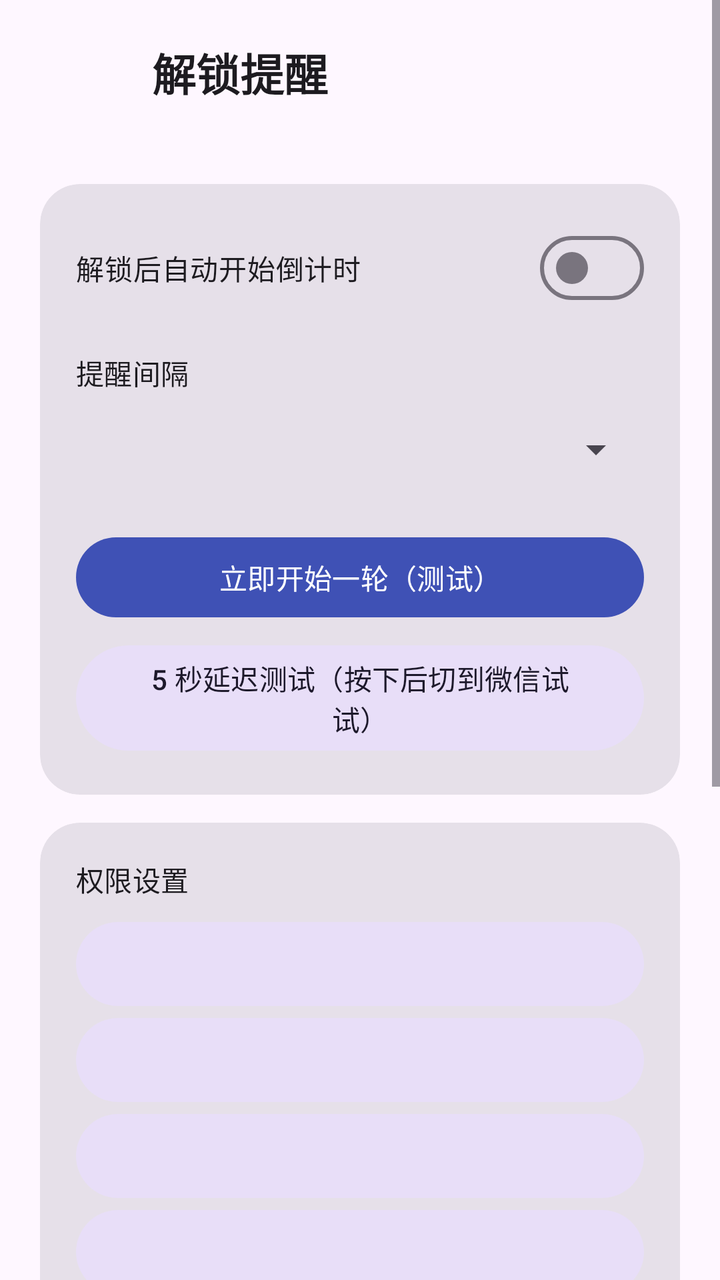
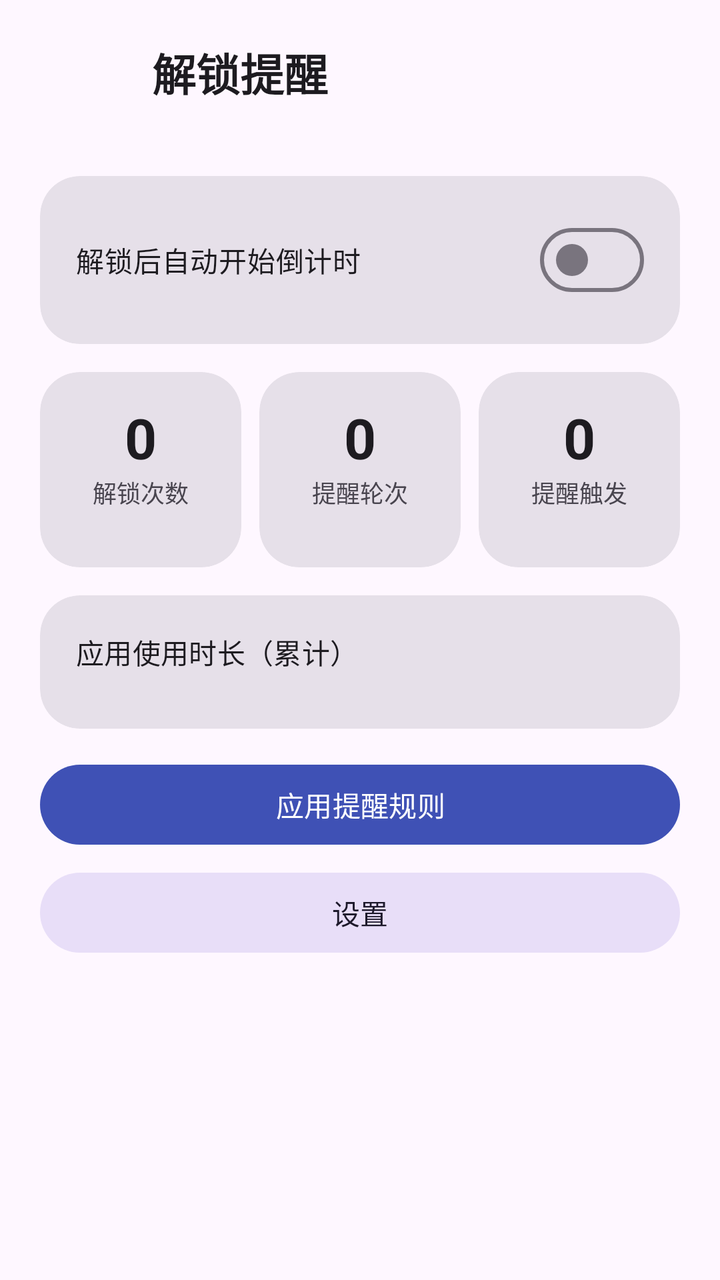

An Android layout rendered at two revisions. The XML below is the earlier revision; the diff shows what the commit changed to produce the second picture.
<!-- AndroidManifest.xml: application theme Theme.App -->
<!-- res/layout/activity_main.xml -->
<?xml version="1.0" encoding="utf-8"?>
<ScrollView xmlns:android="http://schemas.android.com/apk/res/android"
    xmlns:app="http://schemas.android.com/apk/res-auto"
    android:layout_width="match_parent"
    android:layout_height="match_parent"
    android:fillViewport="true">

    <LinearLayout
        android:layout_width="match_parent"
        android:layout_height="wrap_content"
        android:orientation="vertical"
        android:padding="20dp">

        <LinearLayout
            android:layout_width="match_parent"
            android:layout_height="wrap_content"
            android:gravity="center_vertical"
            android:orientation="horizontal">

            <ImageView
                android:layout_width="44dp"
                android:layout_height="44dp"
                android:contentDescription="@string/app_name"
                android:src="@mipmap/ic_launcher" />

            <LinearLayout
                android:layout_width="0dp"
                android:layout_height="wrap_content"
                android:layout_marginStart="12dp"
                android:layout_weight="1"
                android:orientation="vertical">

                <TextView
                    android:layout_width="wrap_content"
                    android:layout_height="wrap_content"
                    android:text="@string/app_name"
                    android:textAppearance="?attr/textAppearanceTitleLarge"
                    android:textStyle="bold" />

                <TextView
                    android:id="@+id/statusText"
                    android:layout_width="wrap_content"
                    android:layout_height="wrap_content"
                    android:layout_marginTop="2dp"
                    android:textColor="?attr/colorPrimary"
                    android:textSize="13sp" />
            </LinearLayout>
        </LinearLayout>

        <TextView
            android:id="@+id/bannerText"
            android:layout_width="match_parent"
            android:layout_height="wrap_content"
            android:layout_marginTop="12dp"
            android:background="@drawable/bg_reminder_card"
            android:backgroundTint="#FFF3E0"
            android:padding="10dp"
            android:text="@string/banner_no_overlay"
            android:textColor="#B26A00"
            android:textSize="13sp"
            android:visibility="gone" />

        <TextView
            android:id="@+id/fireResultText"
            android:layout_width="match_parent"
            android:layout_height="wrap_content"
            android:layout_marginTop="10dp"
            android:textColor="?attr/colorOnSurfaceVariant"
            android:textSize="12sp"
            android:visibility="gone" />

        <com.google.android.material.card.MaterialCardView
            style="?attr/materialCardViewFilledStyle"
            android:layout_width="match_parent"
            android:layout_height="wrap_content"
            android:layout_marginTop="20dp"
            app:cardCornerRadius="20dp">

            <LinearLayout
                android:layout_width="match_parent"
                android:layout_height="wrap_content"
                android:orientation="vertical"
                android:padding="18dp">

                <com.google.android.material.materialswitch.MaterialSwitch
                    android:id="@+id/switchMonitor"
                    android:layout_width="match_parent"
                    android:layout_height="wrap_content"
                    android:text="@string/switch_monitor" />

                <TextView
                    android:layout_width="wrap_content"
                    android:layout_height="wrap_content"
                    android:layout_marginTop="18dp"
                    android:text="@string/interval_label"
                    android:textAppearance="?attr/textAppearanceTitleSmall" />

                <Spinner
                    android:id="@+id/spinnerInterval"
                    android:layout_width="match_parent"
                    android:layout_height="48dp"
                    android:layout_marginTop="4dp" />

                <LinearLayout
                    android:id="@+id/customRow"
                    android:layout_width="match_parent"
                    android:layout_height="wrap_content"
                    android:layout_marginTop="8dp"
                    android:gravity="center_vertical"
                    android:orientation="horizontal"
                    android:visibility="gone">

                    <EditText
                        android:id="@+id/editCustom"
                        android:layout_width="0dp"
                        android:layout_height="wrap_content"
                        android:layout_weight="1"
                        android:hint="@string/custom_hint"
                        android:inputType="number"
                        android:singleLine="true" />

                    <TextView
                        android:layout_width="wrap_content"
                        android:layout_height="wrap_content"
                        android:layout_marginStart="8dp"
                        android:text="@string/seconds_unit" />
                </LinearLayout>

                <Button
                    android:id="@+id/btnTest"
                    android:layout_width="match_parent"
                    android:layout_height="wrap_content"
                    android:layout_marginTop="16dp"
                    android:text="@string/btn_test" />

                <Button
                    android:id="@+id/btnTestDelay"
                    style="@style/Widget.Material3.Button.TonalButton"
                    android:layout_width="match_parent"
                    android:layout_height="wrap_content"
                    android:layout_marginTop="6dp"
                    android:text="@string/btn_test_delay" />
            </LinearLayout>
        </com.google.android.material.card.MaterialCardView>

        <com.google.android.material.card.MaterialCardView
            style="?attr/materialCardViewFilledStyle"
            android:layout_width="match_parent"
            android:layout_height="wrap_content"
            android:layout_marginTop="14dp"
            app:cardCornerRadius="20dp">

            <LinearLayout
                android:layout_width="match_parent"
                android:layout_height="wrap_content"
                android:orientation="vertical"
                android:padding="18dp">

                <TextView
                    android:layout_width="wrap_content"
                    android:layout_height="wrap_content"
                    android:text="@string/perm_section"
                    android:textAppearance="?attr/textAppearanceTitleSmall" />

                <Button
                    android:id="@+id/btnPermNotif"
                    style="@style/PermButton"
                    android:layout_width="match_parent"
                    android:layout_height="wrap_content"
                    android:layout_marginTop="8dp" />

                <Button
                    android:id="@+id/btnPermUsage"
                    style="@style/PermButton"
                    android:layout_width="match_parent"
                    android:layout_height="wrap_content" />

                <Button
                    android:id="@+id/btnPermOverlay"
                    style="@style/PermButton"
                    android:layout_width="match_parent"
                    android:layout_height="wrap_content" />

                <Button
                    android:id="@+id/btnPermBattery"
                    style="@style/PermButton"
                    android:layout_width="match_parent"
                    android:layout_height="wrap_content" />

                <Button
                    android:id="@+id/btnPermFsi"
                    style="@style/PermButton"
                    android:layout_width="match_parent"
                    android:layout_height="wrap_content"
                    android:visibility="gone" />

                <Button
                    android:id="@+id/btnPermA11y"
                    style="@style/PermButton"
                    android:layout_width="match_parent"
                    android:layout_height="wrap_content" />

                <Button
                    android:id="@+id/btnWizard"
                    style="@style/Widget.Material3.Button.TonalButton"
                    android:layout_width="match_parent"
                    android:layout_height="wrap_content"
                    android:layout_marginTop="8dp"
                    android:text="@string/btn_wizard" />
            </LinearLayout>
        </com.google.android.material.card.MaterialCardView>

        <TextView
            android:id="@+id/hintText"
            android:layout_width="match_parent"
            android:layout_height="wrap_content"
            android:layout_marginTop="18dp"
            android:lineSpacingExtra="4dp"
            android:text="@string/hint_text"
            android:textColor="?attr/colorOnSurfaceVariant"
            android:textSize="12sp" />
    </LinearLayout>
</ScrollView>
<!-- resources referenced by this layout -->
<resources>
  <!-- drawable bg_reminder_card (drawable) -->
  <?xml version="1.0" encoding="utf-8"?>
  <shape xmlns:android="http://schemas.android.com/apk/res/android"
      android:shape="rectangle">
      <corners android:radius="22dp" />
      <solid android:color="@color/reminder_card" />
  </shape>
  <!-- mipmap ic_launcher (mipmap-anydpi-v26) -->
  <?xml version="1.0" encoding="utf-8"?>
  <adaptive-icon xmlns:android="http://schemas.android.com/apk/res/android">
      <background android:drawable="@color/ic_launcher_background" />
      <foreground android:drawable="@drawable/ic_launcher_foreground" />
      <monochrome android:drawable="@drawable/ic_launcher_foreground" />
  </adaptive-icon>
  <string name="app_name">解锁提醒</string>
  <string name="banner_no_overlay">⚠ 悬浮窗未开启或被系统限制：到点只能发通知，无法在其它应用上方全局弹窗。点按去开启（小米/OPPO 还需在应用权限里允许「后台弹出界面 / 后台显示悬浮窗」，并允许自启动）</string>
  <string name="btn_test">立即开始一轮（测试）</string>
  <string name="btn_test_delay">5 秒延迟测试（按下后切到微信试试）</string>
  <string name="btn_wizard">打开保活向导（分品牌逐步引导）</string>
  <string name="custom_hint">输入秒数（5–86400）</string>
  <string name="hint_text">权限说明（经实测精简）：\n必需＝①通知 ②使用情况访问 ③悬浮窗 ⑥无障碍保活（防冻结，不读屏）；\n可选＝④电池白名单（防杀增强）＋厂商自启动/完全后台（向导引导）；\n使用流程：开开关→解锁自动倒计时→到点全屏弹窗→确定再来一轮/取消停止；\n默认间隔 10 秒（便于测试）；通知栏显示剩余时间与到点时刻，点按可停止；\n若到点不弹：先跑「5 秒延迟测试」，再看「上次到点」的提示文字定位原因。</string>
  <string name="interval_label">提醒间隔</string>
  <string name="perm_section">权限设置</string>
  <string name="seconds_unit">秒</string>
  <string name="switch_monitor">解锁后自动开始倒计时</string>
  <style name="PermButton" parent="Widget.Material3.Button.TonalButton">
          <item name="android:insetTop">3dp</item>
          <item name="android:insetBottom">3dp</item>
          <item name="android:textSize">14sp</item>
      </style>
  <style name="Theme.App" parent="Theme.Material3.DayNight.NoActionBar">
          <item name="colorPrimary">@color/brand_primary</item>
          <item name="colorOnPrimary">#FFFFFF</item>
          <item name="colorPrimaryContainer">@color/brand_container</item>
          <item name="colorOnPrimaryContainer">#10125C</item>
      </style>
  <color name="reminder_card">#221F2B</color>
  <color name="ic_launcher_background">#3F51B5</color>
  <!-- drawable ic_launcher_foreground (drawable) -->
  <?xml version="1.0" encoding="utf-8"?>
  <vector xmlns:android="http://schemas.android.com/apk/res/android"
      android:width="108dp"
      android:height="108dp"
      android:viewportWidth="108"
      android:viewportHeight="108">
      <group
          android:scaleX="2.4"
          android:scaleY="2.4"
          android:translateX="25.2"
          android:translateY="25.2">
          <path
              android:fillColor="#FFFFFF"
              android:pathData="M11.99,2C6.47,2 2,6.48 2,12s4.47,10 9.99,10C17.52,22 22,17.52 22,12S17.52,2 11.99,2zM12,20c-4.42,0 -8,-3.58 -8,-8s3.58,-8 8,-8 8,3.58 8,8 -3.58,8 -8,8zM12.5,7H11v6l5.25,3.15 0.75,-1.23 -4.5,-2.67z" />
      </group>
  </vector>
  <color name="brand_primary">#3F51B5</color>
  <color name="brand_container">#DFE2FF</color>
</resources>

<!-- the commit's change to res/layout/activity_main.xml (unified diff, before → after) -->
@@ -60,20 +60,11 @@
             android:textSize="13sp"
             android:visibility="gone" />
 
-        <TextView
-            android:id="@+id/fireResultText"
-            android:layout_width="match_parent"
-            android:layout_height="wrap_content"
-            android:layout_marginTop="10dp"
-            android:textColor="?attr/colorOnSurfaceVariant"
-            android:textSize="12sp"
-            android:visibility="gone" />
-
         <com.google.android.material.card.MaterialCardView
             style="?attr/materialCardViewFilledStyle"
             android:layout_width="match_parent"
             android:layout_height="wrap_content"
-            android:layout_marginTop="20dp"
+            android:layout_marginTop="16dp"
             app:cardCornerRadius="20dp">
 
             <LinearLayout
@@ -89,60 +80,142 @@
                     android:text="@string/switch_monitor" />
 
                 <TextView
-                    android:layout_width="wrap_content"
-                    android:layout_height="wrap_content"
-                    android:layout_marginTop="18dp"
-                    android:text="@string/interval_label"
-                    android:textAppearance="?attr/textAppearanceTitleSmall" />
-
-                <Spinner
-                    android:id="@+id/spinnerInterval"
-                    android:layout_width="match_parent"
-                    android:layout_height="48dp"
-                    android:layout_marginTop="4dp" />
-
-                <LinearLayout
-                    android:id="@+id/customRow"
+                    android:id="@+id/fireResultText"
                     android:layout_width="match_parent"
                     android:layout_height="wrap_content"
                     android:layout_marginTop="8dp"
-                    android:gravity="center_vertical"
-                    android:orientation="horizontal"
-                    android:visibility="gone">
-
-                    <EditText
-                        android:id="@+id/editCustom"
-                        android:layout_width="0dp"
-                        android:layout_height="wrap_content"
-                        android:layout_weight="1"
-                        android:hint="@string/custom_hint"
-                        android:inputType="number"
-                        android:singleLine="true" />
-
-                    <TextView
-                        android:layout_width="wrap_content"
-                        android:layout_height="wrap_content"
-                        android:layout_marginStart="8dp"
-                        android:text="@string/seconds_unit" />
-                </LinearLayout>
-
-                <Button
-                    android:id="@+id/btnTest"
-                    android:layout_width="match_parent"
-                    android:layout_height="wrap_content"
-                    android:layout_marginTop="16dp"
-                    android:text="@string/btn_test" />
-
-                <Button
-                    android:id="@+id/btnTestDelay"
-                    style="@style/Widget.Material3.Button.TonalButton"
-                    android:layout_width="match_parent"
-                    android:layout_height="wrap_content"
-                    android:layout_marginTop="6dp"
-                    android:text="@string/btn_test_delay" />
+                    android:textColor="?attr/colorOnSurfaceVariant"
+                    android:textSize="12sp"
+                    android:visibility="gone" />
             </LinearLayout>
         </com.google.android.material.card.MaterialCardView>
 
+        <LinearLayout
+            android:layout_width="match_parent"
+            android:layout_height="wrap_content"
+            android:layout_marginTop="14dp"
+            android:baselineAligned="false"
+            android:orientation="horizontal">
+
+            <com.google.android.material.card.MaterialCardView
+                style="?attr/materialCardViewFilledStyle"
+                android:layout_width="0dp"
+                android:layout_height="wrap_content"
+                android:layout_marginEnd="6dp"
+                android:layout_weight="1"
+                app:cardCornerRadius="20dp">
+
+                <LinearLayout
+                    android:layout_width="match_parent"
+                    android:layout_height="wrap_content"
+                    android:gravity="center"
+                    android:orientation="vertical"
+                    android:padding="14dp">
+
+                    <TextView
+                        android:id="@+id/kpiUnlocks"
+                        android:layout_width="wrap_content"
+                        android:layout_height="wrap_content"
+                        android:text="0"
+                        android:textAppearance="?attr/textAppearanceHeadlineMedium"
+                        android:textStyle="bold" />
+
+                    <TextView
+                        android:layout_width="wrap_content"
+                        android:layout_height="wrap_content"
+                        android:text="@string/kpi_unlocks"
+                        android:textColor="?attr/colorOnSurfaceVariant"
+                        android:textSize="12sp" />
+
+                    <TextView
+                        android:id="@+id/kpiUnlocksToday"
+                        android:layout_width="wrap_content"
+                        android:layout_height="wrap_content"
+                        android:textColor="?attr/colorPrimary"
+                        android:textSize="11sp" />
+                </LinearLayout>
+            </com.google.android.material.card.MaterialCardView>
+
+            <com.google.android.material.card.MaterialCardView
+                style="?attr/materialCardViewFilledStyle"
+                android:layout_width="0dp"
+                android:layout_height="wrap_content"
+                android:layout_marginStart="3dp"
+                android:layout_marginEnd="3dp"
+                android:layout_weight="1"
+                app:cardCornerRadius="20dp">
+
+                <LinearLayout
+                    android:layout_width="match_parent"
+                    android:layout_height="wrap_content"
+                    android:gravity="center"
+                    android:orientation="vertical"
+                    android:padding="14dp">
+
+                    <TextView
+                        android:id="@+id/kpiRounds"
+                        android:layout_width="wrap_content"
+                        android:layout_height="wrap_content"
+                        android:text="0"
+                        android:textAppearance="?attr/textAppearanceHeadlineMedium"
+                        android:textStyle="bold" />
+
+                    <TextView
+                        android:layout_width="wrap_content"
+                        android:layout_height="wrap_content"
+                        android:text="@string/kpi_rounds"
+                        android:textColor="?attr/colorOnSurfaceVariant"
+                        android:textSize="12sp" />
+
+                    <TextView
+                        android:id="@+id/kpiRoundsToday"
+                        android:layout_width="wrap_content"
+                        android:layout_height="wrap_content"
+                        android:textColor="?attr/colorPrimary"
+                        android:textSize="11sp" />
+                </LinearLayout>
+            </com.google.android.material.card.MaterialCardView>
+
+            <com.google.android.material.card.MaterialCardView
+                style="?attr/materialCardViewFilledStyle"
+                android:layout_width="0dp"
+                android:layout_height="wrap_content"
+                android:layout_marginStart="6dp"
+                android:layout_weight="1"
+                app:cardCornerRadius="20dp">
+
+                <LinearLayout
+                    android:layout_width="match_parent"
+                    android:layout_height="wrap_content"
+                    android:gravity="center"
+                    android:orientation="vertical"
+                    android:padding="14dp">
+
+                    <TextView
+                        android:id="@+id/kpiReminders"
+                        android:layout_width="wrap_content"
+                        android:layout_height="wrap_content"
+                        android:text="0"
+                        android:textAppearance="?attr/textAppearanceHeadlineMedium"
+                        android:textStyle="bold" />
+
+                    <TextView
+                        android:layout_width="wrap_content"
+                        android:layout_height="wrap_content"
+                        android:text="@string/kpi_reminders"
+                        android:textColor="?attr/colorOnSurfaceVariant"
+                        android:textSize="12sp" />
+
+                    <TextView
+                        android:id="@+id/kpiRemindersToday"
+                        android:layout_width="wrap_content"
+                        android:layout_height="wrap_content"
+                        android:textColor="?attr/colorPrimary"
+                        android:textSize="11sp" />
+                </LinearLayout>
+            </com.google.android.material.card.MaterialCardView>
+        </LinearLayout>
+
         <com.google.android.material.card.MaterialCardView
             style="?attr/materialCardViewFilledStyle"
             android:layout_width="match_parent"
@@ -159,65 +232,31 @@
                 <TextView
                     android:layout_width="wrap_content"
                     android:layout_height="wrap_content"
-                    android:text="@string/perm_section"
+                    android:text="@string/topapps_title"
                     android:textAppearance="?attr/textAppearanceTitleSmall" />
 
-                <Button
-                    android:id="@+id/btnPermNotif"
-                    style="@style/PermButton"
-                    android:layout_width="match_parent"
-                    android:layout_height="wrap_content"
-                    android:layout_marginTop="8dp" />
-
-                <Button
-                    android:id="@+id/btnPermUsage"
-                    style="@style/PermButton"
-                    android:layout_width="match_parent"
-                    android:layout_height="wrap_content" />
-
-                <Button
-                    android:id="@+id/btnPermOverlay"
-                    style="@style/PermButton"
-                    android:layout_width="match_parent"
-                    android:layout_height="wrap_content" />
-
-                <Button
-                    android:id="@+id/btnPermBattery"
-                    style="@style/PermButton"
-                    android:layout_width="match_parent"
-                    android:layout_height="wrap_content" />
-
-                <Button
-                    android:id="@+id/btnPermFsi"
-                    style="@style/PermButton"
-                    android:layout_width="match_parent"
-                    android:layout_height="wrap_content"
-                    android:visibility="gone" />
-
-                <Button
-                    android:id="@+id/btnPermA11y"
-                    style="@style/PermButton"
-                    android:layout_width="match_parent"
-                    android:layout_height="wrap_content" />
-
-                <Button
-                    android:id="@+id/btnWizard"
-                    style="@style/Widget.Material3.Button.TonalButton"
-                    android:layout_width="match_parent"
-                    android:layout_height="wrap_content"
-                    android:layout_marginTop="8dp"
-                    android:text="@string/btn_wizard" />
+                <LinearLayout
+                    android:id="@+id/topAppsContainer"
+                    android:layout_width="match_parent"
+                    android:layout_height="wrap_content"
+                    android:layout_marginTop="10dp"
+                    android:orientation="vertical" />
             </LinearLayout>
         </com.google.android.material.card.MaterialCardView>
 
-        <TextView
-            android:id="@+id/hintText"
-            android:layout_width="match_parent"
-            android:layout_height="wrap_content"
-            android:layout_marginTop="18dp"
-            android:lineSpacingExtra="4dp"
-            android:text="@string/hint_text"
-            android:textColor="?attr/colorOnSurfaceVariant"
-            android:textSize="12sp" />
+        <Button
+            android:id="@+id/btnRules"
+            android:layout_width="match_parent"
+            android:layout_height="wrap_content"
+            android:layout_marginTop="14dp"
+            android:text="@string/btn_rules" />
+
+        <Button
+            android:id="@+id/btnSettings"
+            style="@style/Widget.Material3.Button.TonalButton"
+            android:layout_width="match_parent"
+            android:layout_height="wrap_content"
+            android:layout_marginTop="6dp"
+            android:text="@string/btn_settings" />
     </LinearLayout>
 </ScrollView>
<!-- resource entries referenced after the edit -->
@@ -16,20 +16,13 @@
   </adaptive-icon>
   <string name="app_name">解锁提醒</string>
   <string name="banner_no_overlay">⚠ 悬浮窗未开启或被系统限制：到点只能发通知，无法在其它应用上方全局弹窗。点按去开启（小米/OPPO 还需在应用权限里允许「后台弹出界面 / 后台显示悬浮窗」，并允许自启动）</string>
-  <string name="btn_test">立即开始一轮（测试）</string>
-  <string name="btn_test_delay">5 秒延迟测试（按下后切到微信试试）</string>
-  <string name="btn_wizard">打开保活向导（分品牌逐步引导）</string>
-  <string name="custom_hint">输入秒数（5–86400）</string>
-  <string name="hint_text">权限说明（经实测精简）：\n必需＝①通知 ②使用情况访问 ③悬浮窗 ⑥无障碍保活（防冻结，不读屏）；\n可选＝④电池白名单（防杀增强）＋厂商自启动/完全后台（向导引导）；\n使用流程：开开关→解锁自动倒计时→到点全屏弹窗→确定再来一轮/取消停止；\n默认间隔 10 秒（便于测试）；通知栏显示剩余时间与到点时刻，点按可停止；\n若到点不弹：先跑「5 秒延迟测试」，再看「上次到点」的提示文字定位原因。</string>
-  <string name="interval_label">提醒间隔</string>
-  <string name="perm_section">权限设置</string>
-  <string name="seconds_unit">秒</string>
+  <string name="btn_rules">应用提醒规则</string>
+  <string name="btn_settings">设置</string>
+  <string name="kpi_reminders">提醒触发</string>
+  <string name="kpi_rounds">提醒轮次</string>
+  <string name="kpi_unlocks">解锁次数</string>
   <string name="switch_monitor">解锁后自动开始倒计时</string>
-  <style name="PermButton" parent="Widget.Material3.Button.TonalButton">
-          <item name="android:insetTop">3dp</item>
-          <item name="android:insetBottom">3dp</item>
-          <item name="android:textSize">14sp</item>
-      </style>
+  <string name="topapps_title">应用使用时长（累计）</string>
   <style name="Theme.App" parent="Theme.Material3.DayNight.NoActionBar">
           <item name="colorPrimary">@color/brand_primary</item>
           <item name="colorOnPrimary">#FFFFFF</item>
